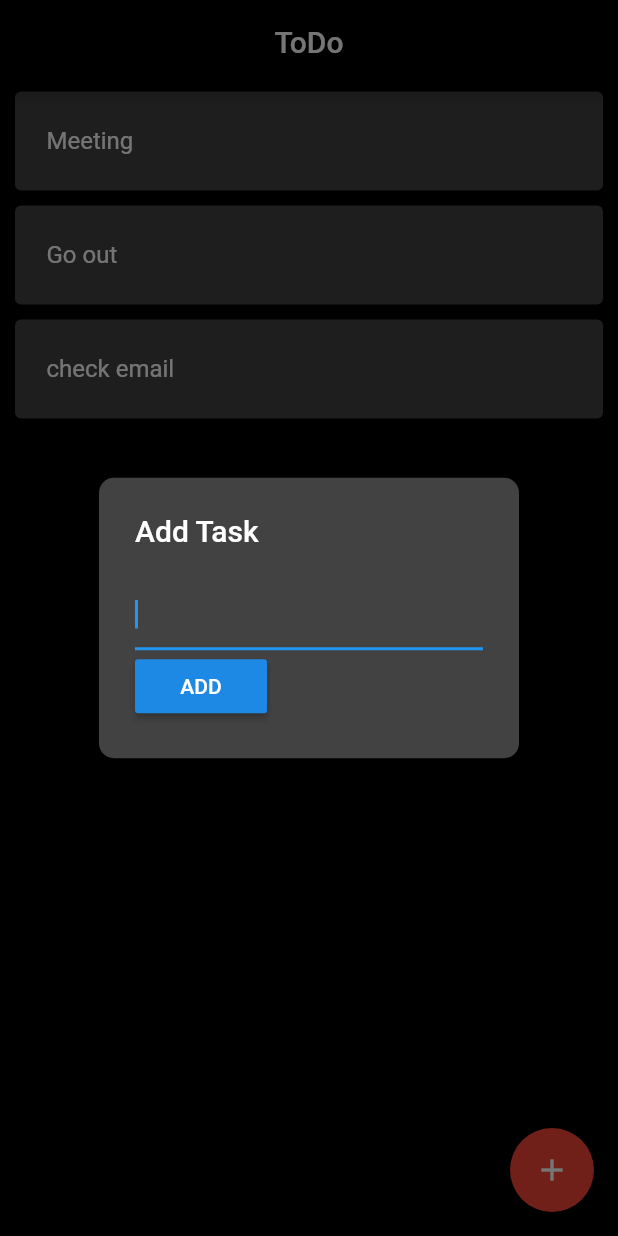
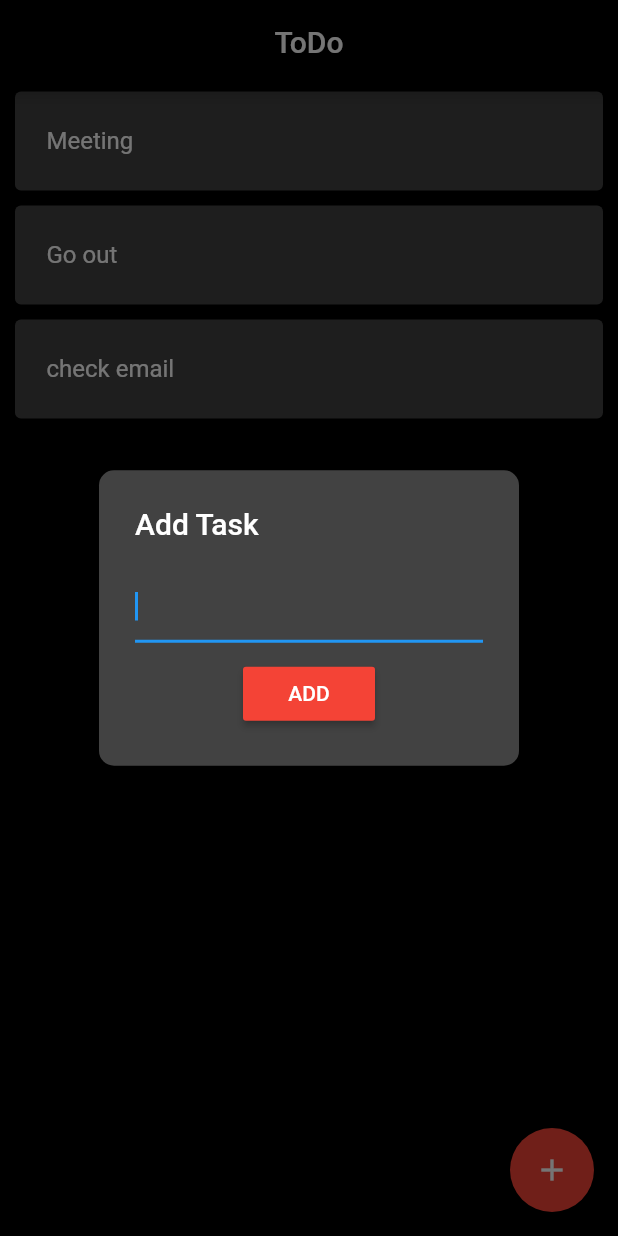
Before and after one commit to arshupt/Flutter_Todo, a Flutter app: the screen it shows after launch, after a tap on the "add" icon, on a phone screen of 412 x 824 dp. Run offline on Flutter 3.47's test engine with Material 2 defaults, Android fonts, the phone set to English and light mode, and no system bars.

Commit message:
Changes in Styles

```diff
--- a/lib/main.dart
+++ b/lib/main.dart
@@ -63,14 +63,23 @@ class _todouiState extends State<todo>{
               TextField(
                 autofocus: true,
               ),
-              Row(children: <Widget>[
+              Padding(
+                padding:EdgeInsets.only(
+                    top:10.0
+              ),
+              child: Row(
+                mainAxisAlignment: MainAxisAlignment.center,
+                children: <Widget>[
                 RaisedButton(
                   onPressed: (){},
+                  color: Colors.red,
                   child: Text(
                       "ADD"
                   ),
                 )
-              ],)
+              ],
+              ),
+              ),
             ],
           ),
         ),
```
